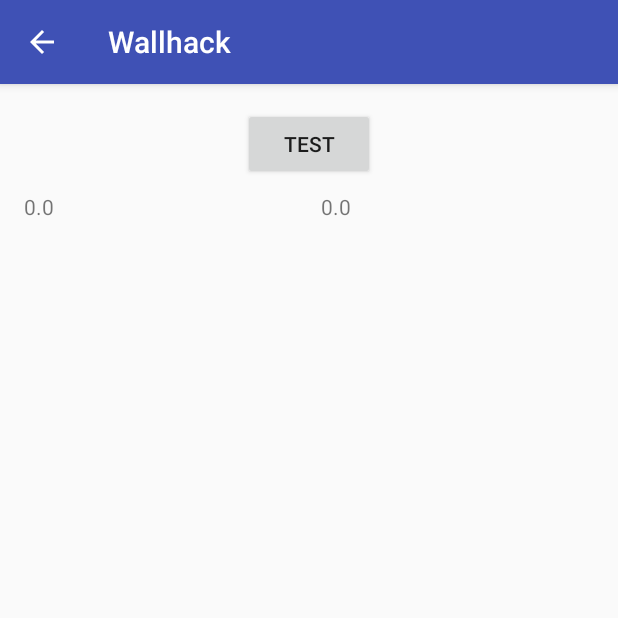
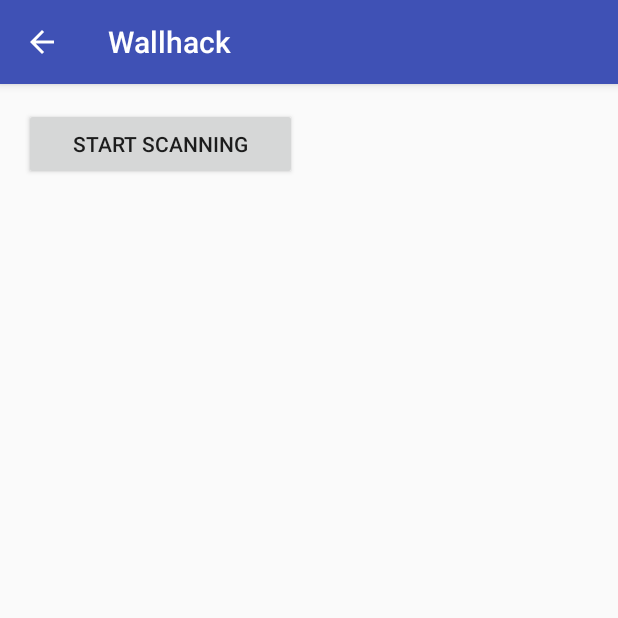
Before and after one commit to Nandez500/wallhack, an Android app: the DrawingActivity screen opened directly, with no data from a screen before it, on a phone screen of 412 x 824 dp, the top half of it. Run offline under Robolectric (Android 15) with nearby library versions, the phone set to English and light mode, and no system bars; network calls fail; 8 statements that could not run were skipped.

Commit message:
Added real-time plotting

```diff
--- a/Android/app/src/main/java/utdallas/wallhack/BluetoothService.java
+++ b/Android/app/src/main/java/utdallas/wallhack/BluetoothService.java
@@ -1,28 +1,18 @@
 package utdallas.wallhack;
 
-import android.annotation.SuppressLint;
-import android.app.Activity;
-import android.app.AlertDialog;
 import android.bluetooth.BluetoothAdapter;
 import android.bluetooth.BluetoothDevice;
 import android.bluetooth.BluetoothSocket;
 import android.content.Context;
-import android.content.DialogInterface;
-import android.content.DialogInterface.OnClickListener;
-import android.content.Intent;
-import android.os.Bundle;
 import android.os.Handler;
-import android.os.Message;
 import android.util.Log;
-import android.widget.TextView;
 
 import java.io.IOException;
 import java.io.InputStream;
 import java.io.OutputStream;
+import java.util.LinkedList;
+import java.util.Queue;
 import java.util.UUID;
-
-import static android.content.ContentValues.TAG;
-import static android.os.Parcelable.PARCELABLE_WRITE_RETURN_VALUE;
 
 public class BluetoothService {
     private static final String TAG = "BluetoothService";
@@ -33,8 +23,40 @@ public class BluetoothService {
     private BluetoothSocket btSocket = null;
     private OutputStream outStream = null;
     private InputStream inStream = null;
-    private Handler mHandler = null;
+    //private Handler mHandler = null;
     private CommunicationThread commThread;
+    private Queue<WallData> dataQueue;
+    private Context context;
+    private float testY = 0;
+    private float testX = 0;
+    private float xPos = 0;
+    private float yPos = 0;
+    private float xOffset = 0;
+    private float yOffset = 0;
+    private int count = 0;
+    private Handler mHandler;
+
+    public int getCount(){
+        return count;
+    }
+
+    public Queue<WallData> getDataQueue() {
+        return dataQueue;
+    }
+
+    public float getxPos(){
+        return xPos;
+    }
+
+    public float getyPos(){
+        return yPos;
+    }
+
+    public void reset(){
+        xOffset = xPos;
+        yOffset = yPos;
+        dataQueue.clear();
+    }
 
     // Well known SPP UUID
     private static final UUID MY_UUID = UUID.fromString("88e2a5aa-1fb9-474a-a915-87457661899f");
@@ -43,7 +65,9 @@ public class BluetoothService {
     private static String address = "B8:27:EB:B3:EF:90";
 
     public BluetoothService(Context context, Handler handler) {
+        this.context = context;
         btAdapter = BluetoothAdapter.getDefaultAdapter();
+        dataQueue =  new LinkedList<>();
         mHandler = handler;
     }
 
@@ -64,6 +88,10 @@ public class BluetoothService {
         if(commThread != null) {
             commThread.cancel();
         }
+    }
+
+    public boolean isConnected(){
+        return commThread.isConnected();
     }
 
     private class CommunicationThread extends Thread {
@@ -116,11 +144,11 @@ public class BluetoothService {
             outStream = tmpOut;
             connected = true;
             Log.i(TAG, "Connected");
-
             while(connected) {
                 try {
+
                     bytes = inStream.read(buffer);
-                    mHandler.obtainMessage(Constants.MESSAGE_TARGET, bytes, -1, buffer).sendToTarget();
+                    mHandler.obtainMessage(0, bytes, -1, buffer).sendToTarget();
                 } catch (IOException e) {
                     Log.e(TAG, "Connection Lost");
                     connected = false;
--- a/Android/app/src/main/java/utdallas/wallhack/DrawingActivity.java
+++ b/Android/app/src/main/java/utdallas/wallhack/DrawingActivity.java
@@ -1,5 +1,8 @@
 package utdallas.wallhack;
 
+import android.annotation.SuppressLint;
+import android.bluetooth.BluetoothAdapter;
+import android.bluetooth.BluetoothDevice;
 import android.graphics.Bitmap;
 import android.graphics.BitmapFactory;
 import android.graphics.Canvas;
@@ -7,16 +10,19 @@ import android.graphics.Paint;
 import android.graphics.RectF;
 import android.os.Bundle;
 import android.os.Handler;
+import android.os.Message;
 import android.support.v7.app.AppCompatActivity;
 import android.util.DisplayMetrics;
+import android.util.Log;
 import android.view.View;
+import android.widget.Button;
 import android.widget.ImageView;
 import android.widget.TextView;
 
-import java.util.LinkedList;
 import java.util.Queue;
 
 public class DrawingActivity extends AppCompatActivity {
+    private static final String TAG = "DrawingActivity";
 
     private Canvas canvas;
     private Paint paint;
@@ -24,16 +30,116 @@ public class DrawingActivity extends AppCompatActivity {
     private float wallWidth;
     private int h;
     private int w;
+    private int count;
+    private boolean scanning;
     private ImageView overlay;
     private ImageView image;
+    private Button scanningButton;
+    private Button resetButton;
     private DisplayMetrics displayMetrics = new DisplayMetrics();
     private int width;
     private int height;
-    //private ArrayList<WallData> sampleData = new ArrayList<>();
     private Queue<WallData> dataQueue;
-    private TextView wallHeightText;
-    private TextView wallWidthText;
-    private Handler messageHandler;
+    private TextView messageText;
+    private float testX = 0;
+    private float testY = 0;
+    private float xPos = 0;
+    private float yPos = 0;
+    private int display = 0;
+
+    private static String address = "B8:27:EB:B3:EF:90";
+    private BluetoothAdapter btAdapter;
+    private BluetoothDevice device;
+    private BluetoothService bluetoothService;
+
+    @SuppressLint("HandlerLeak")
+    private final Handler mHandler = new Handler() {
+
+        @Override
+        public void handleMessage(Message msg){
+            switch (display) {
+                case 0:
+                    messageText.setText("Collecting Data");
+                    display++;
+                    break;
+                case 1:
+                    messageText.setText("Collecting Data.");
+                    display++;
+                    break;
+                case 2:
+                    messageText.setText("Collecting Data..");
+                    display++;
+                    break;
+                case 3:
+                    messageText.setText("Collecting Data...");
+                    display = 0;
+                    break;
+            }
+
+            switch (msg.what) {
+                case 0:
+
+                    /**
+                     Read a message
+                     */
+                    byte[] readBuf = (byte[]) msg.obj;
+                    String readMessage = new String(readBuf, 0, msg.arg1);
+
+                    /**
+                     Split the message
+                     */
+                    String[] splitMessage = readMessage.split(",");
+
+                    /**
+                     If it's walabot data...
+                     */
+                    Log.i(TAG,"Message: "+readMessage+"/nLength: "+splitMessage.length);
+                    if(splitMessage.length == 5) {
+                        //Toast.makeText(getApplicationContext(),readMessage, Toast.LENGTH_LONG).show();
+                        try {
+                            WallData target = new WallData(getApplicationContext(),
+                                    splitMessage[0], Float.valueOf(splitMessage[1]),
+                                    Float.valueOf(splitMessage[2]), Float.valueOf(splitMessage[3]),
+                                    Float.valueOf(splitMessage[4]));
+                            //target.setyPos(yPos-yOffset);
+                            //target.setxPos(xPos-xOffset);
+                            target.setxPos(testX);
+                            target.setyPos(testY);
+                            incrementTestPos();
+                            //dataQueue.add(target);
+                            plotPoint(target);
+                        }catch (NumberFormatException e){
+                            Log.i(TAG,"Error processing input: "+readMessage);
+                        }
+                        break;
+                    }
+
+                    /**
+                     If it's locatioin data...
+                     */
+                    else if(splitMessage.length == 3){
+                        try {
+                            xPos = Float.valueOf(splitMessage[0]);
+                            yPos = Float.valueOf(splitMessage[1]);
+                        }catch (NumberFormatException e){
+                            Log.i(TAG,"Error processing input: "+ readMessage);
+                            break;
+                        }
+                        count ++;
+                    }
+                    else
+                        break;
+            }
+        }
+    };
+
+    private void incrementTestPos(){
+        testX += 100;
+        if(testX > 1000){
+            testX = 0;
+            testY += 100;
+        }
+    }
 
     @Override
     protected void onCreate(Bundle savedInstanceState) {
@@ -41,16 +147,18 @@ public class DrawingActivity extends AppCompatActivity {
         setContentView(R.layout.activity_drawing);
         Bundle extras = getIntent().getExtras();
         byte[] byteArray = extras.getByteArray("picture");
+        messageText = findViewById(R.id.messageText);
 
-        messageHandler = new Handler();
+        bluetoothService = new BluetoothService(this,mHandler);
+
+        scanning = false;
 
         //Set Height and Width Text Fields
         wallHeight = extras.getFloat("height");
         wallWidth = extras.getFloat("width");
-        wallHeightText = findViewById(R.id.heightText);
-        wallWidthText = findViewById(R.id.widthText);
-        wallHeightText.setText(Float.toString(wallHeight));
-        wallWidthText.setText(Float.toString(wallWidth));
+
+        scanningButton = findViewById(R.id.scanningButton);
+        resetButton = findViewById(R.id.resetButton);
 
         Bitmap bmp = BitmapFactory.decodeByteArray(byteArray, 0, byteArray.length);
         image = (ImageView) findViewById(R.id.wallPicture);
@@ -63,31 +171,44 @@ public class DrawingActivity extends AppCompatActivity {
         overlay.setImageBitmap(overlayBmp);
 
         canvas = new Canvas(overlayBmp);
-        paint = new Paint();
-        //paint.setColor(Color.RED);
-        paint.setStrokeWidth(55);
 
         getWindowManager().getDefaultDisplay().getMetrics(displayMetrics);
         width = displayMetrics.widthPixels;
         height = displayMetrics.heightPixels;
-
-//        try {
-//            File file = new File("testFile.txt");
-//            FileReader fileReader = new FileReader(file);
-//            BufferedReader bufferedReader = new BufferedReader(fileReader);
-//            String line;
-//            while ((line = bufferedReader.readLine()) != null) {
-//                sampleData.add(new WallData(line.split(" ")));
-//            }
-//            fileReader.close();
-//            }
-//            catch (IOException e) {
-//            e.printStackTrace();
-//        }
-        dataQueue = new LinkedList<>();
-        makeTestData();
     }
 
+    /*******************************************************************************************
+     * Button Methods
+     *******************************************************************************************/
+    public void startScanningButton(View view){
+        if(!scanning) {
+            btAdapter = BluetoothAdapter.getDefaultAdapter();
+            device = btAdapter.getRemoteDevice(address);
+            bluetoothService.connect(device);
+            messageText.setText("Move the device in small circles to calibrate");
+            messageText.setVisibility(View.VISIBLE);
+            scanningButton.setText("Stop Scanning");
+            resetButton.setVisibility(View.VISIBLE);
+            scanning = true;
+        }
+        else{
+            bluetoothService.disconnect();
+            messageText.setVisibility(View.INVISIBLE);
+            scanningButton.setVisibility(View.INVISIBLE);
+            resetButton.setVisibility(View.INVISIBLE);
+            scanning = false;
+            plotData();
+            //dataQueue = bluetoothService.getDataQueue();
+        }
+    }
+
+    public void resetButton(View view){
+        bluetoothService.reset();
+    }
+
+    /*******************************************************************************************
+     * Drawing Test Methods
+     *******************************************************************************************/
     private void makeTestData(){
         for(int y = 500; y < 1000; y++)
             if(y%50 == 0)
@@ -104,55 +225,48 @@ public class DrawingActivity extends AppCompatActivity {
     }
 
     public void drawTest(View view) {
+        makeTestData();
         while(!dataQueue.isEmpty()){
             WallData data = dataQueue.remove();
-            paint.setColor(data.getColor());
             float x = data.getxPos();
             float scaledX = x/width;
             float y = data.getyPos();
             float scaledY = y/height;
             textureDraw(scaledX,scaledY,data.getTexture());
-            //pointDraw(scaledX,scaledY);
             overlay.invalidate();
         }
     }
 
-//    @Override
-//    public boolean onTouchEvent(MotionEvent event) {
-//        float x = event.getRawX();
-//        float y = event.getRawY();
-//
-//        /*String xCoord = Float.toString(x);
-//        String yCoord = Float.toString(y);
-//
-//        String coords = xCoord + ", " + yCoord;
-//
-//        int duration = Toast.LENGTH_LONG;
-//        Toast toast = Toast.makeText(this, coords, duration);
-//        toast.show();*/
-//
-//        float ratio = x/width;
-//
-//        if(ratio <= 0.5){
-//            paint.setColor(Color.RED);
-//        }
-//        else{
-//            paint.setColor(Color.BLUE);
-//        }
-//
-//        switch (event.getAction()) {
-//            case MotionEvent.ACTION_DOWN:
-//                lineDraw(x,ratio);
-//                overlay.invalidate();
-//                break;
-//        }
-//        return true;
-//    }
 
-    private void pointDraw(float scaledX,float scaledY) {
-        float newX = canvas.getWidth()*scaledX;
-        float newY = canvas.getHeight()*scaledY;
-        canvas.drawPoint(newX,newY,paint);
+    /*******************************************************************************************
+     * Drawing Methods
+     *******************************************************************************************/
+    private void plotData(){
+        //Toast.makeText(this, "Optical counts:" + bluetoothService.getCount(), Toast.LENGTH_LONG).show();
+        //int count = bluetoothService.getCount();
+        dataQueue = bluetoothService.getDataQueue();
+
+            if(!dataQueue.isEmpty() && dataQueue != null) {
+                while(!dataQueue.isEmpty()) {
+                    WallData data = dataQueue.remove();
+                    float x = data.getxPos();
+                    float scaledX = x / width;
+                    float y = data.getyPos();
+                    float scaledY = y / height;
+                    textureDraw(scaledX, scaledY, data.getTexture());
+                    overlay.invalidate();
+                }
+            }
+
+    }
+
+    private void plotPoint(WallData data){
+        float x = data.getxPos();
+        float scaledX = x / width;
+        float y = data.getyPos();
+        float scaledY = y / height;
+        textureDraw(scaledX, scaledY, data.getTexture());
+        overlay.invalidate();
     }
 
     private void textureDraw(float scaledX,float scaledY,Bitmap texture){
@@ -161,6 +275,4 @@ public class DrawingActivity extends AppCompatActivity {
         RectF rectF = new RectF(newX,newY,newX+100,newY+100);
         canvas.drawBitmap(texture,null,rectF,null);
     }
-
-
 }
--- a/Android/app/src/main/java/utdallas/wallhack/WallData.java
+++ b/Android/app/src/main/java/utdallas/wallhack/WallData.java
@@ -10,8 +10,13 @@ public class WallData implements Serializable {
 
     private final String type;
     private final float angleDeg;
-    private final float xPos;
-    private final float yPos;
+    private float xPos;
+
+    public void setyPos(float yPos) {
+        this.yPos = yPos;
+    }
+
+    private float yPos;
     private final float zPos;
     private int color;
     private Bitmap texture;
@@ -36,15 +41,15 @@ public class WallData implements Serializable {
         zPos = z;
 
         switch (type){
-            case "wood":
+            case "Wood":
                 //color = Color.BLACK;
                 texture = BitmapFactory.decodeResource(context.getResources(),R.drawable.wood_texture);
                 break;
-            case "metal":
+            case "Metal":
                 //color =
                 texture = BitmapFactory.decodeResource(context.getResources(),R.drawable.metal_texture);
                 break;
-            case "wire/pvc":
+            case "Wire/PVC":
                 //color = Color.RED;
                 texture = BitmapFactory.decodeResource(context.getResources(),R.drawable.pipe);
                 break;
@@ -52,6 +57,8 @@ public class WallData implements Serializable {
                 //color = Color.YELLOW;
                 texture = BitmapFactory.decodeResource(context.getResources(),R.drawable.lightning);
                 break;
+            default:
+                texture = BitmapFactory.decodeResource(context.getResources(),R.drawable.unknown);
         }
     }
 
@@ -71,6 +78,10 @@ public class WallData implements Serializable {
         return xPos;
     }
 
+    public void setxPos(float x){
+        this.xPos = x;
+    }
+
     public float getyPos() {
         return yPos;
     }
--- a/Android/app/src/main/res/layout/activity_drawing.xml
+++ b/Android/app/src/main/res/layout/activity_drawing.xml
@@ -20,46 +20,70 @@
         app:layout_constraintBottom_toBottomOf="parent"
         app:layout_constraintEnd_toEndOf="parent"
         app:layout_constraintStart_toStartOf="parent"
-        app:layout_constraintTop_toBottomOf="@+id/heightText"
+        app:layout_constraintTop_toBottomOf="@+id/messageText"
+        app:srcCompat="@android:color/transparent" />
+
+    <ImageView
+        android:id="@+id/overlay"
+        android:layout_width="0dp"
+        android:layout_height="0dp"
+        android:layout_marginTop="8dp"
+        app:layout_constraintBottom_toBottomOf="@+id/wallPicture"
+        app:layout_constraintEnd_toEndOf="@+id/wallPicture"
+        app:layout_constraintHorizontal_bias="0.0"
+        app:layout_constraintStart_toStartOf="@+id/wallPicture"
+        app:layout_constraintTop_toBottomOf="@+id/messageText"
+        app:layout_constraintVertical_bias="1.0"
         app:srcCompat="@android:color/transparent" />
 
     <Button
-        android:id="@+id/button3"
-        android:layout_width="wrap_content"
+        android:id="@+id/resetButton"
+        android:layout_width="0dp"
         android:layout_height="wrap_content"
+        android:layout_marginEnd="16dp"
+        android:layout_marginLeft="8dp"
+        android:layout_marginRight="16dp"
+        android:layout_marginStart="8dp"
         android:layout_marginTop="16dp"
-        android:onClick="drawTest"
-        android:text="Test"
+        android:onClick="resetButton"
+        android:text="Reset Scanning"
+        android:visibility="invisible"
         app:layout_constraintEnd_toEndOf="parent"
-        app:layout_constraintStart_toStartOf="parent"
+        app:layout_constraintStart_toEndOf="@+id/scanningButton"
         app:layout_constraintTop_toTopOf="parent" />
 
-    <TextView
-        android:id="@+id/heightText"
+    <Button
+        android:id="@+id/scanningButton"
         android:layout_width="0dp"
         android:layout_height="wrap_content"
         android:layout_marginEnd="8dp"
         android:layout_marginLeft="16dp"
         android:layout_marginRight="8dp"
         android:layout_marginStart="16dp"
-        android:layout_marginTop="8dp"
-        android:text="TextView"
-        app:layout_constraintEnd_toStartOf="@+id/widthText"
+        android:layout_marginTop="16dp"
+        android:onClick="startScanningButton"
+        android:text="Start Scanning"
+        app:layout_constraintEnd_toStartOf="@+id/resetButton"
         app:layout_constraintStart_toStartOf="parent"
-        app:layout_constraintTop_toBottomOf="@+id/button3" />
+        app:layout_constraintTop_toTopOf="parent" />
 
     <TextView
-        android:id="@+id/widthText"
-        android:layout_width="0dp"
+        android:id="@+id/messageText"
+        android:layout_width="379dp"
         android:layout_height="wrap_content"
-        android:layout_marginEnd="16dp"
+        android:layout_marginEnd="8dp"
         android:layout_marginLeft="8dp"
-        android:layout_marginRight="16dp"
+        android:layout_marginRight="8dp"
         android:layout_marginStart="8dp"
         android:layout_marginTop="8dp"
         android:text="TextView"
+        android:textAllCaps="false"
+        android:textColor="@android:color/holo_purple"
+        android:textSize="24sp"
+        android:textStyle="bold"
+        android:visibility="invisible"
         app:layout_constraintEnd_toEndOf="parent"
-        app:layout_constraintStart_toEndOf="@+id/heightText"
-        app:layout_constraintTop_toBottomOf="@+id/button3" />
+        app:layout_constraintStart_toStartOf="parent"
+        app:layout_constraintTop_toBottomOf="@+id/scanningButton" />
 
 </android.support.constraint.ConstraintLayout>
```
Also changed, not shown: Android/app/src/main/java/utdallas/wallhack/ConnectTest.java (+3 -4 lines), Android/app/src/main/res/drawable/unknown.png (added).
